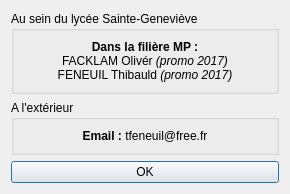
Qt form contactdialog.ui (ThFeneuil/KholloAutoQt) before a commit.
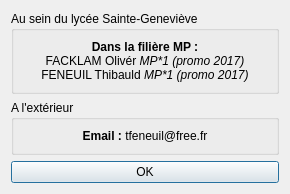
The same form after that commit.

```diff
--- a/contactdialog.ui
+++ b/contactdialog.ui
@@ -26,7 +26,7 @@
       <item>
        <widget class="QLabel" name="label">
         <property name="text">
-         <string>&lt;html&gt;&lt;head/&gt;&lt;body&gt;&lt;p align=&quot;center&quot;&gt;&lt;span style=&quot; font-weight:600;&quot;&gt;Dans la filière MP :&lt;/span&gt;&lt;br/&gt;FACKLAM Olivér&lt;span style=&quot; font-style:italic;&quot;&gt; (promo 2017)&lt;br/&gt;&lt;/span&gt;FENEUIL Thibauld&lt;span style=&quot; font-style:italic;&quot;&gt; (promo 2017)&lt;/span&gt;&lt;/p&gt;&lt;/body&gt;&lt;/html&gt;</string>
+         <string>&lt;html&gt;&lt;head/&gt;&lt;body&gt;&lt;p align=&quot;center&quot;&gt;&lt;span style=&quot; font-weight:600;&quot;&gt;Dans la filière MP :&lt;/span&gt;&lt;br/&gt;FACKLAM Olivér&lt;span style=&quot; font-style:italic;&quot;&gt; MP*1 (promo 2017)&lt;br/&gt;&lt;/span&gt;FENEUIL Thibauld&lt;span style=&quot; font-style:italic;&quot;&gt; MP*1 (promo 2017)&lt;/span&gt;&lt;/p&gt;&lt;/body&gt;&lt;/html&gt;</string>
         </property>
        </widget>
       </item>
```
